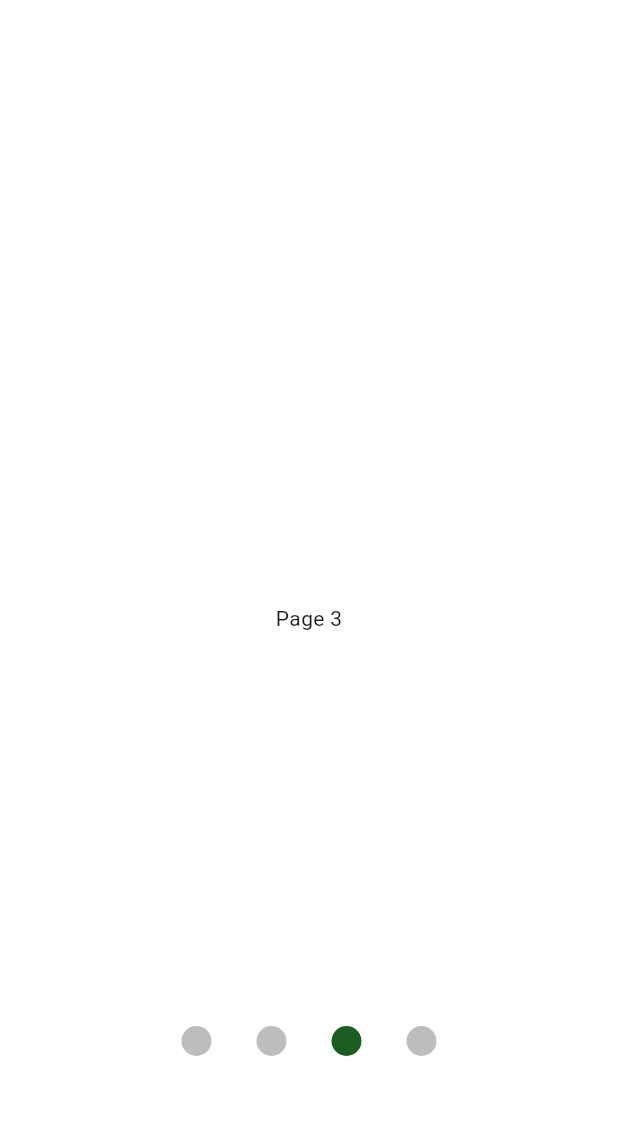
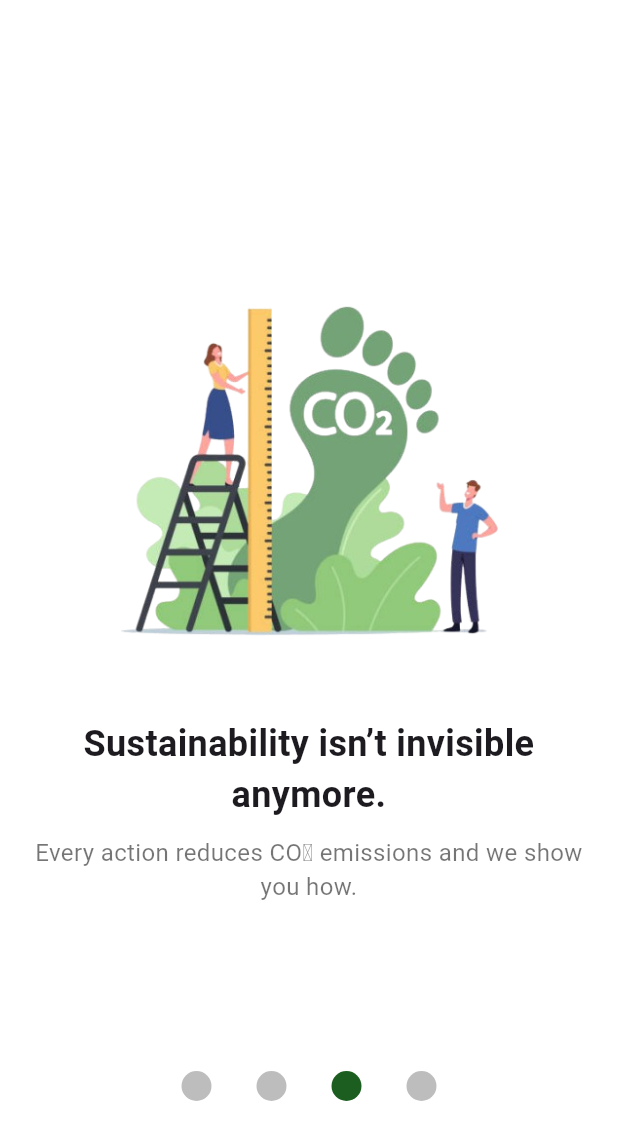
Before and after one commit to terminal-guy/motainai, a Flutter app: the screen it shows after launch, swiped to page 3, on a phone screen of 412 x 824 dp. Shown: the top 1140 px of the screen. Run offline on Flutter 3.47's test engine with Material 3 defaults, Android fonts, the phone set to English and light mode, and no system bars; drawn by our look-alikes of smooth_page_indicator; our stand-ins replace shared_preferences.

Commit message:
done with the splashscreens

```diff
--- /dev/null
+++ b/lib/components/intro_widget.dart
@@ -0,0 +1,52 @@
+import 'package:flutter/material.dart';
+
+class IntroScreenWidget extends StatelessWidget {
+  final String imagepath;
+  final String heading;
+  final String subtitle;
+  final double height;
+  final double distancebet;
+
+  IntroScreenWidget({
+    super.key,
+    required this.heading,
+    required this.subtitle,
+    required this.imagepath,
+    required this.height,
+    required this.distancebet,
+  });
+
+  @override
+  Widget build(BuildContext context) {
+    return Container(
+      color: Colors.white,
+      child: Column(
+        mainAxisAlignment: MainAxisAlignment.start,
+        crossAxisAlignment: CrossAxisAlignment.center,
+        children: [
+          SizedBox(height: height),
+          Container(
+            padding: EdgeInsets.only(left: 30, right: 30),
+            child: Image.asset(imagepath),
+          ),
+          Container(
+            padding: EdgeInsets.only(left: 20, right: 20, top: distancebet),
+            child: Text(
+              heading,
+              textAlign: TextAlign.center,
+              style: TextStyle(fontWeight: FontWeight.bold, fontSize: 24),
+            ),
+          ),
+          Container(
+            padding: EdgeInsets.only(left: 20, right: 20, top: 10),
+            child: Text(
+              subtitle,
+              textAlign: TextAlign.center,
+              style: TextStyle(color: Colors.black54, fontSize: 16),
+            ),
+          ),
+        ],
+      ),
+    );
+  }
+}
--- a/lib/intro _screens/intro_page_1.dart
+++ b/lib/intro _screens/intro_page_1.dart
@@ -1,13 +1,17 @@
 import 'package:flutter/material.dart';
+import 'package:motainai/components/intro_widget.dart';
 
 class IntroPage1 extends StatelessWidget {
   const IntroPage1({super.key});
 
   @override
   Widget build(BuildContext context) {
-    return Container(
-      color: Colors.white,
-      child: Center(child: Text("Page 1")),
+    return IntroScreenWidget(
+      heading: 'Food is wasted every day',
+      subtitle: 'While people and the planet pay the price',
+      imagepath: 'assets/illustrations/food_illustration.png',
+      height: 120,
+      distancebet: 23,
     );
   }
 }
--- a/lib/intro _screens/intro_page_2.dart
+++ b/lib/intro _screens/intro_page_2.dart
@@ -1,13 +1,18 @@
 import 'package:flutter/material.dart';
+import 'package:motainai/components/intro_widget.dart';
 
 class IntroPage2 extends StatelessWidget {
   const IntroPage2({super.key});
 
   @override
   Widget build(BuildContext context) {
-    return Container(
-      color: Colors.white,
-      child: Center(child: Text("Page 2")),
+    return IntroScreenWidget(
+      heading: 'Motainai connects surplus to purpose',
+      subtitle:
+          'We help businesses save food, people access it, and the planet breathe easier.',
+      imagepath: 'assets/illustrations/motainai_logoorg.png',
+      height: 260,
+      distancebet: 95,
     );
   }
 }
--- a/lib/intro _screens/intro_page_3.dart
+++ b/lib/intro _screens/intro_page_3.dart
@@ -1,13 +1,17 @@
 import 'package:flutter/material.dart';
+import 'package:motainai/components/intro_widget.dart';
 
 class IntroPage3 extends StatelessWidget {
   const IntroPage3({super.key});
 
   @override
   Widget build(BuildContext context) {
-    return Container(
-      color: Colors.white,
-      child: Center(child: Text("Page 3")),
+    return IntroScreenWidget(
+      heading: 'Sustainability isn’t invisible anymore.',
+      subtitle: 'Every action reduces CO₂ emissions and we show you how.',
+      imagepath: 'assets/illustrations/carbon_emissions.png',
+      height: 150,
+      distancebet: 30,
     );
   }
 }
--- a/lib/intro _screens/intro_page_4.dart
+++ b/lib/intro _screens/intro_page_4.dart
@@ -1,10 +1,18 @@
 import 'package:flutter/material.dart';
+import 'package:motainai/components/intro_widget.dart';
 
 class IntroPage4 extends StatelessWidget {
   const IntroPage4({super.key});
 
   @override
   Widget build(BuildContext context) {
-    return Container(color: Colors.white);
+    return IntroScreenWidget(
+      heading: 'Help us protect Food, People, and our Planet',
+      subtitle:
+          'No single person can do it alone                       But together, we can.',
+      imagepath: 'assets/illustrations/save_earth_gen.png',
+      height: 90,
+      distancebet: 30,
+    );
   }
 }
--- a/lib/splash_screen.dart
+++ b/lib/splash_screen.dart
@@ -37,7 +37,7 @@ class _SplashScreenState extends State<SplashScreen> {
           // dot page indicator
           Container(
             alignment: Alignment.bottomCenter,
-            padding: const EdgeInsets.only(bottom: 120),
+            padding: const EdgeInsets.only(bottom: 90),
 
             child: Column(
               mainAxisSize: MainAxisSize.min,
@@ -51,7 +51,7 @@ class _SplashScreenState extends State<SplashScreen> {
                 /// ),
                 if (onLastPage)
                   SizedBox(
-                    width: 200,
+                    width: 260,
                     child: ElevatedButton(
                       onPressed: () async {
                         final prefs = await SharedPreferences.getInstance();
@@ -70,7 +70,7 @@ class _SplashScreenState extends State<SplashScreen> {
                         padding: const EdgeInsets.symmetric(vertical: 14),
                       ),
                       child: const Text(
-                        'Let\’s Make an Impact',
+                        'Let\’s make an impact together',
                         style: TextStyle(
                           fontSize: 16,
                           fontWeight: FontWeight.w600,
--- a/pubspec.yaml
+++ b/pubspec.yaml
@@ -58,6 +58,7 @@ flutter:
     - assets/images/
     - assets/offers/
     - assets/products/
+    - assets/illustrations/
 
 
   # The following line ensures that the Material Icons font is
```
Also changed, not shown: assets/illustrations/carbon_emissions.png (added), assets/illustrations/food_illustration.png (added), assets/illustrations/motainai_logoorg.png (added).
